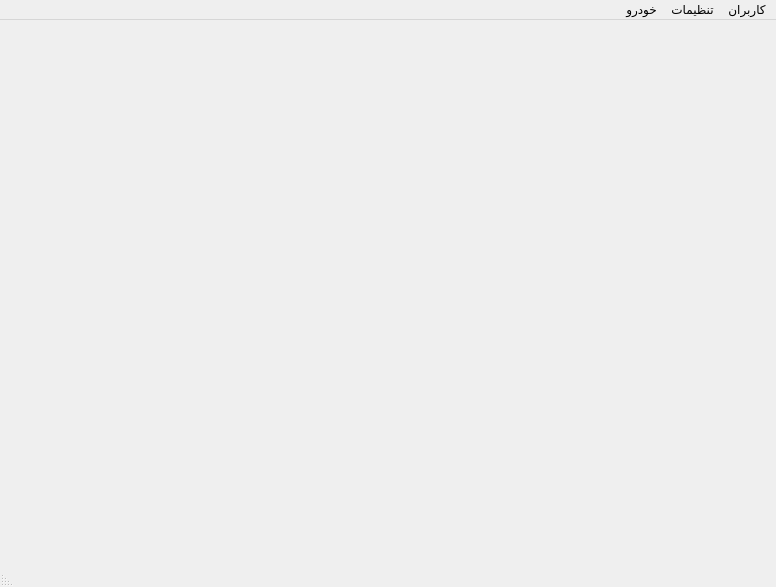
mahdimoradi20/qt_server_sample, file mainwindow.ui: the form before one commit.
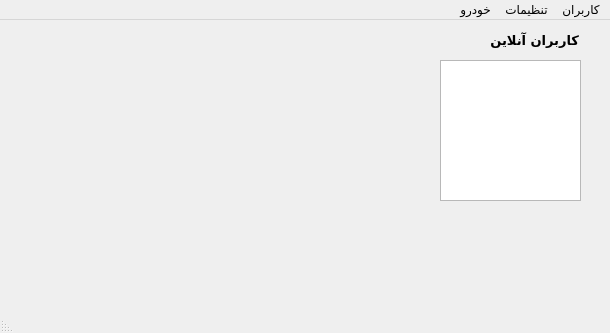
The form after the commit.

Commit message: complete logout

```diff
--- a/mainwindow.ui
+++ b/mainwindow.ui
@@ -6,8 +6,8 @@
    <rect>
     <x>0</x>
     <y>0</y>
-    <width>776</width>
-    <height>587</height>
+    <width>610</width>
+    <height>333</height>
    </rect>
   </property>
   <property name="windowTitle">
@@ -16,13 +16,44 @@
   <property name="layoutDirection">
    <enum>Qt::RightToLeft</enum>
   </property>
-  <widget class="QWidget" name="centralwidget"/>
+  <widget class="QWidget" name="centralwidget">
+   <widget class="QListWidget" name="listOnlineUsers">
+    <property name="geometry">
+     <rect>
+      <x>440</x>
+      <y>40</y>
+      <width>141</width>
+      <height>141</height>
+     </rect>
+    </property>
+   </widget>
+   <widget class="QLabel" name="label">
+    <property name="geometry">
+     <rect>
+      <x>488</x>
+      <y>10</y>
+      <width>91</width>
+      <height>20</height>
+     </rect>
+    </property>
+    <property name="font">
+     <font>
+      <family>IRANSans</family>
+      <pointsize>10</pointsize>
+      <bold>true</bold>
+     </font>
+    </property>
+    <property name="text">
+     <string>کاربران آنلاین</string>
+    </property>
+   </widget>
+  </widget>
   <widget class="QMenuBar" name="menubar">
    <property name="geometry">
     <rect>
      <x>0</x>
      <y>0</y>
-     <width>776</width>
+     <width>610</width>
      <height>21</height>
     </rect>
    </property>
```
The commit also changes 2 other files.
